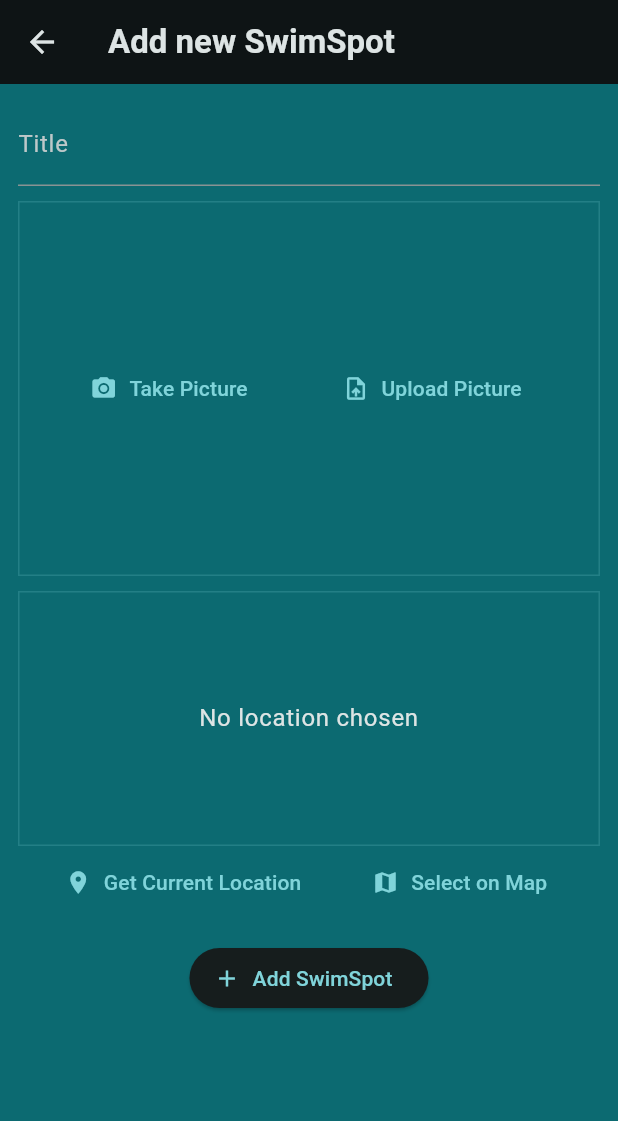
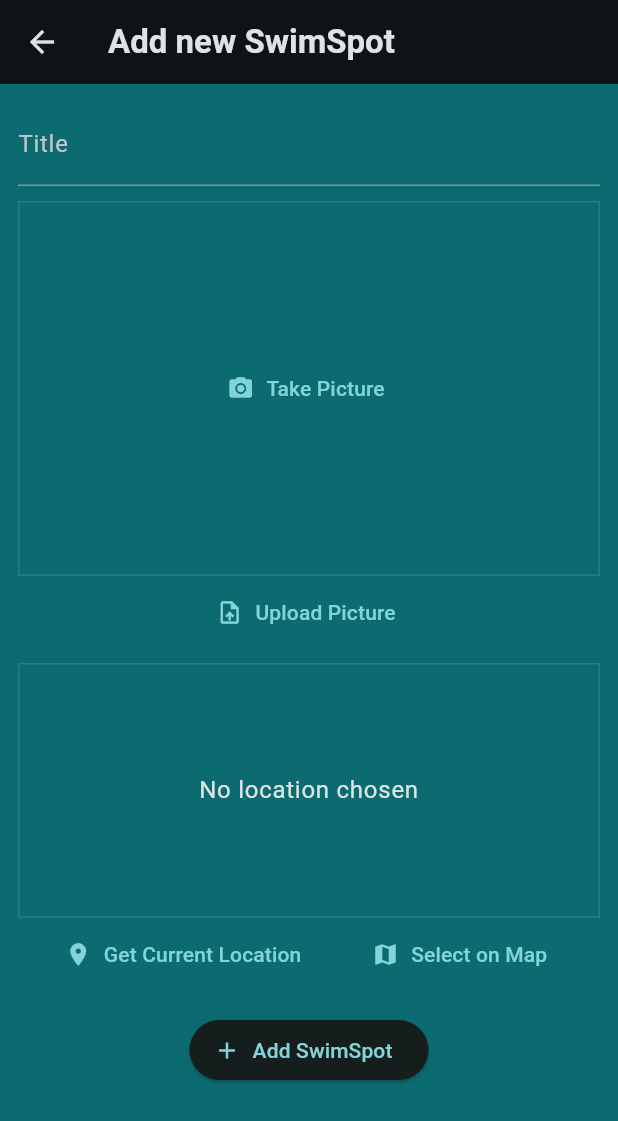
Before and after one commit to jmcied/SeaSplash, a Flutter app: the AddPlaceScreen screen opened directly, on a phone screen of 412 x 824 dp. Shown: the top 1121 px of the screen. Run offline on Flutter 3.47's test engine with Material 3 defaults, Android fonts, the phone set to English and light mode, and no system bars; our stand-ins replace flutter_riverpod, google_fonts, google_maps_flutter, image_picker, location, sqflite; missing offline and left inert: flutter_config; accounts and stored records are empty.

Commit message:
place image upload button outside of image select widget

```diff
--- a/lib/widgets/image_input.dart
+++ b/lib/widgets/image_input.dart
@@ -47,20 +47,10 @@ class _ImageInputState extends State<ImageInput> {
 
   @override
   Widget build(BuildContext context) {
-    Widget content = Row(
-      mainAxisAlignment: MainAxisAlignment.spaceEvenly,
-      children: [
-        TextButton.icon(
+    Widget content = TextButton.icon(
       icon: const Icon(Icons.camera_alt),
       label: const Text('Take Picture'),
       onPressed: _takePicture,
-        ),
-        TextButton.icon(
-          icon: const Icon(Icons.upload_file),
-          label: const Text('Upload Picture'),
-          onPressed: _uploadPicture,
-        ),
-      ],
     );
 
     if (_selectedImage != null) {
@@ -75,7 +65,9 @@ class _ImageInputState extends State<ImageInput> {
       );
     }
 
-    return Container(
+    return Column(
+      children: [
+        Container(
           decoration: BoxDecoration(
             border: Border.all(
               width: 1,
@@ -86,6 +78,13 @@ class _ImageInputState extends State<ImageInput> {
           width: double.infinity,
           alignment: Alignment.center,
           child: content,
+        ),
+        TextButton.icon(
+          icon: const Icon(Icons.upload_file),
+          label: const Text('Upload Picture'),
+          onPressed: _uploadPicture,
+        ),
+      ],
     );
   }
 }
```
Lines whose indentation alone changed are shown as unchanged.
